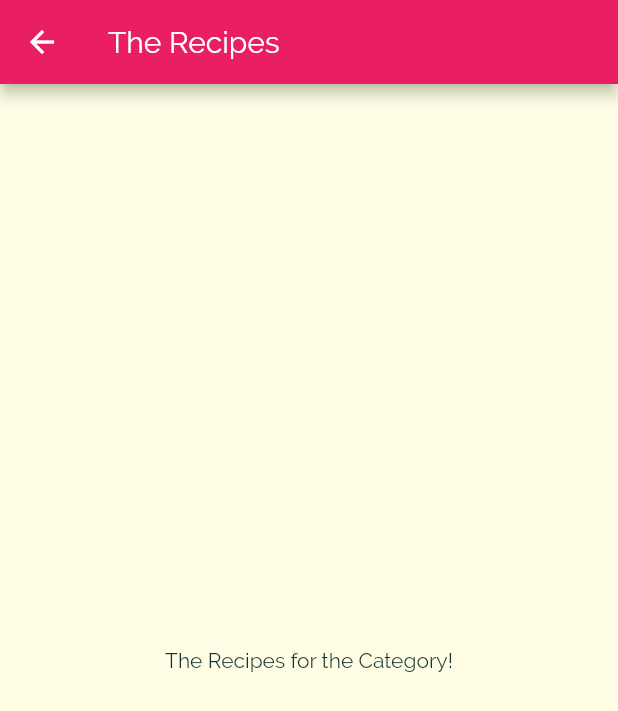
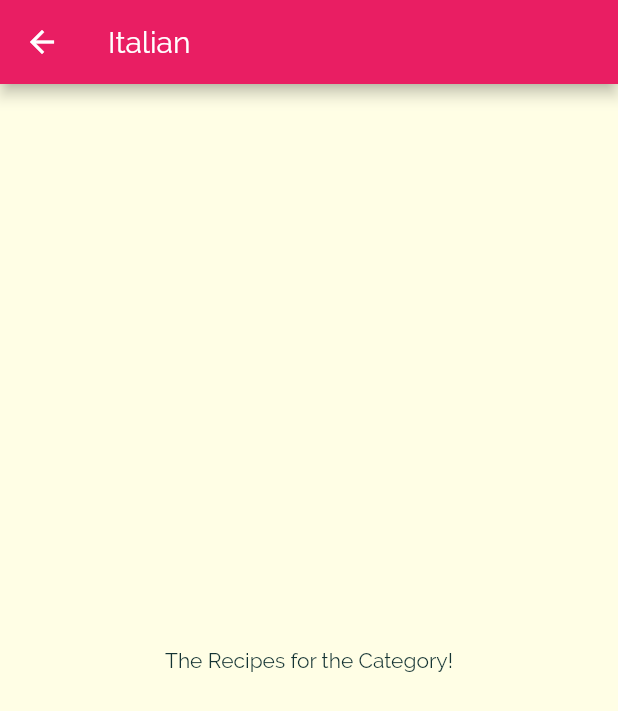
Before and after one commit to vinipachecov/learn-flutter-and-dart, a Flutter app: the screen it shows after launch, after a tap on "Italian", on a phone screen of 412 x 824 dp. Shown: the top 711 px of the screen. Run offline on Flutter 3.47's test engine with Material 2 defaults, Android fonts, the phone set to English and light mode, and no system bars.

Commit message:
chore: added category meals screen two properties to render more accurate information

```diff
--- a/meals_app/lib/categories_screen.dart
+++ b/meals_app/lib/categories_screen.dart
@@ -10,7 +10,7 @@ class CategoriesScreen extends StatelessWidget {
       body: GridView(
           padding: const EdgeInsets.all(15),
           children: DUMMY_CATEGORIES
-              .map((catData) => CategoryItem(catData.title, catData.color))
+              .map((catData) => CategoryItem(catData.id,catData.title, catData.color))
               .toList(),
           gridDelegate: SliverGridDelegateWithMaxCrossAxisExtent(
             maxCrossAxisExtent: 200,
--- a/meals_app/lib/category_item.dart
+++ b/meals_app/lib/category_item.dart
@@ -2,14 +2,15 @@ import 'package:flutter/material.dart';
 import 'package:meals_app/category_meals_screen.dart';
 
 class CategoryItem extends StatelessWidget {
+  final String id;
   final String title;
   final Color color;
 
-  CategoryItem(this.title, this.color);
+  CategoryItem(this.id, this.title, this.color);
 
   void selectCategory(BuildContext ctx) {
     Navigator.of(ctx).push(MaterialPageRoute(builder: (_) {
-      return CategoryMealsScreen();
+      return CategoryMealsScreen(this.id, this.title);
     }, ));
   }
 
--- a/meals_app/lib/category_meals_screen.dart
+++ b/meals_app/lib/category_meals_screen.dart
@@ -1,12 +1,15 @@
 import 'package:flutter/material.dart';
 
 class CategoryMealsScreen extends StatelessWidget {
-  const CategoryMealsScreen({Key key}) : super(key: key);
+  final String categoryId;
+  final String categoryTitle;
+
+  CategoryMealsScreen(this.categoryId, this.categoryTitle);
 
   @override
   Widget build(BuildContext context) {
     return Scaffold(
-      appBar: AppBar(title: Text('The Recipes')),
+      appBar: AppBar(title: Text(categoryTitle)),
       body: Center(child: Text('The Recipes for the Category!'))
     );
   }
```
